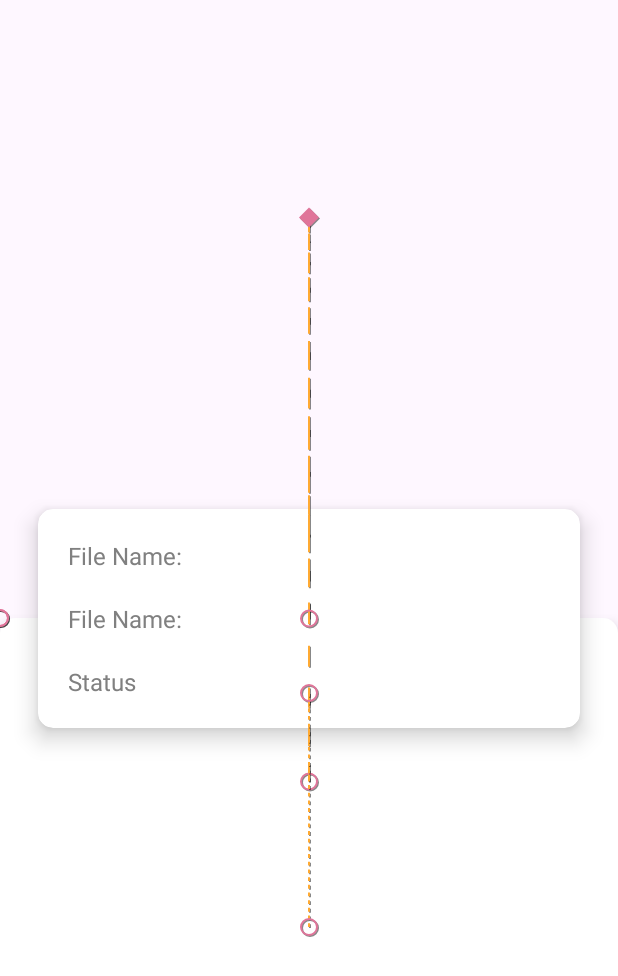
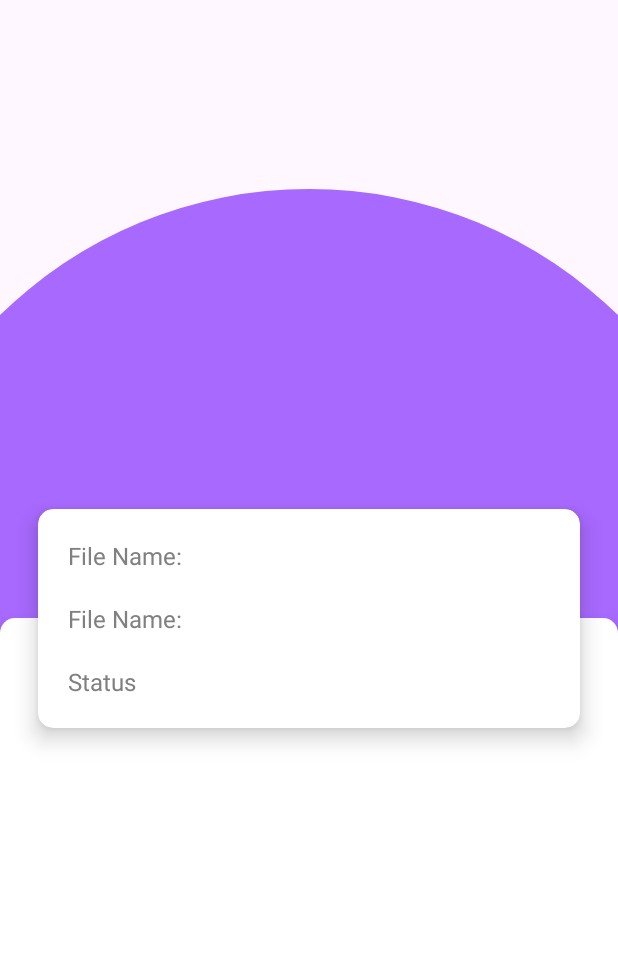
Before and after one commit to Abh1shekTyagi/MotionAndRecyclerView, an Android app: the layout activity_main.xml on its own in the app's theme, with its tools: preview values and no code run, on a phone screen of 412 x 824 dp. Shown: the top 976 px of the screen. Run offline under Robolectric (Android 15) with nearby library versions, the phone set to English and light mode, and no system bars; Roboto replaces fonts that are not available here.

```diff
--- /dev/null
+++ b/app/src/main/java/com/example/complexmotion/customui/DownloadIcon.kt
@@ -0,0 +1,106 @@
+package com.example.complexmotion.customui
+
+import android.annotation.SuppressLint
+import android.content.Context
+import android.graphics.Canvas
+import android.graphics.Paint
+import android.graphics.Path
+import android.graphics.RectF
+import android.graphics.Region
+import android.os.Build
+import android.util.AttributeSet
+import android.view.MotionEvent
+import android.view.View
+import com.example.complexmotion.R
+
+class DownloadIcon @JvmOverloads constructor(context: Context, attrs: AttributeSet? = null, defStyleRes: Int = 0) :
+    View(context, attrs,defStyleRes) {
+    private val clippedPath = Path()
+    private val paintColor = context.getColor(R.color.helioTrope)
+    private var clippedRectangleWidth = 0f
+    private var clippedRectangleHeight = 0f
+    private var clippedRectangleLeft = 0f
+    private var clippedRectangleRight = 0f
+    private var clippedRectangleTop = 0f
+    private var clippedRectangleBottom = 0f
+    private val rect = RectF()
+    private var horizontalCenter = 0f
+    private var verticalCenter = 0f
+    private var actionUp = true
+    private val paint = Paint().apply {
+        color = paintColor
+        isAntiAlias = true
+    }
+
+    override fun onDraw(canvas: Canvas) {
+        super.onDraw(canvas)
+        if (actionUp) {
+            clippedRectangleWidth = width / 10f
+            clippedRectangleHeight = height / 7f
+        }
+        canvas.save()
+        canvas.translate(horizontalCenter, verticalCenter)
+        clipDownloadIcon(canvas)
+        paint.color = paintColor
+        canvas.drawCircle(
+            width / 2f,
+            height / 2f + clippedRectangleWidth / 5,
+            clippedRectangleHeight * 2.5f,
+            paint
+        )
+        canvas.restore()
+    }
+
+
+    private fun clipDownloadIcon(canvas: Canvas) {
+        clippedRectangleLeft = (width - clippedRectangleWidth) / 2
+        clippedRectangleRight = (width + clippedRectangleWidth) / 2
+        clippedRectangleTop = (height - clippedRectangleHeight) / 2
+        clippedRectangleBottom = (height + clippedRectangleHeight) / 2
+
+        rect.set(
+            clippedRectangleLeft,
+            clippedRectangleTop,
+            clippedRectangleRight,
+            clippedRectangleBottom
+        )
+
+        clippedPath.addRect(rect, Path.Direction.CCW)
+
+        clippedPath.moveTo(clippedRectangleLeft - clippedRectangleWidth / 2, clippedRectangleBottom)
+        clippedPath.lineTo(width / 2f, clippedRectangleBottom + clippedRectangleHeight)
+        clippedPath.lineTo(
+            clippedRectangleRight + clippedRectangleWidth / 2, clippedRectangleBottom
+        )
+
+        if (Build.VERSION.SDK_INT < Build.VERSION_CODES.O) {
+            canvas.clipPath(clippedPath, Region.Op.DIFFERENCE)
+        } else {
+            canvas.clipOutPath(clippedPath)
+        }
+        clippedPath.reset()
+    }
+
+    @SuppressLint("ClickableViewAccessibility")
+    override fun onTouchEvent(event: MotionEvent?): Boolean {
+        event?.let {
+            when (event.action) {
+                MotionEvent.ACTION_UP -> {
+                    horizontalCenter = 0f
+                    verticalCenter = 0f
+                    actionUp = true
+                }
+
+                else -> {
+                    horizontalCenter = event.x - width / 2
+                    verticalCenter = event.y - height / 2
+                    clippedRectangleWidth = width / 23f
+                    clippedRectangleHeight = height / 20f
+                    actionUp = false
+                }
+            }
+        }
+        invalidate()
+        return true
+    }
+}
--- a/app/src/main/res/layout/activity_main.xml
+++ b/app/src/main/res/layout/activity_main.xml
@@ -4,11 +4,22 @@
     xmlns:tools="http://schemas.android.com/tools"
     tools:context=".ui.DetailFragment">
 
+    <androidx.coordinatorlayout.widget.CoordinatorLayout
+        android:layout_width="match_parent"
+        android:layout_height="match_parent">
+        <com.example.complexmotion.customui.DownloadIcon
+            android:id="@+id/customIcon"
+            android:layout_width="match_parent"
+            android:layout_height="match_parent"
+            app:layout_constraintBottom_toBottomOf="parent"
+            app:layout_constraintEnd_toEndOf="parent"
+            app:layout_constraintStart_toStartOf="parent"
+            app:layout_constraintTop_toTopOf="parent" />
+
         <androidx.constraintlayout.motion.widget.MotionLayout
             android:layout_width="match_parent"
             android:layout_height="match_parent"
-        app:layoutDescription="@xml/fragment_detail_scene"
-        app:motionDebug="SHOW_PATH">
+            app:layoutDescription="@xml/fragment_detail_scene">
 
             <androidx.constraintlayout.widget.Guideline
                 android:id="@+id/guideline"
@@ -16,7 +27,7 @@
                 android:layout_height="wrap_content"
                 android:orientation="horizontal"
                 app:layout_constraintGuide_percent="0.5" />
-        <!--        dragger can be added below guildline and recyclerview below that-->
+
             <androidx.recyclerview.widget.RecyclerView
                 android:id="@+id/recyclerView"
                 android:layout_width="match_parent"
@@ -106,4 +117,5 @@
 
         </androidx.constraintlayout.motion.widget.MotionLayout>
 
+    </androidx.coordinatorlayout.widget.CoordinatorLayout>
 </layout>
```
Lines whose indentation alone changed are shown as unchanged.
